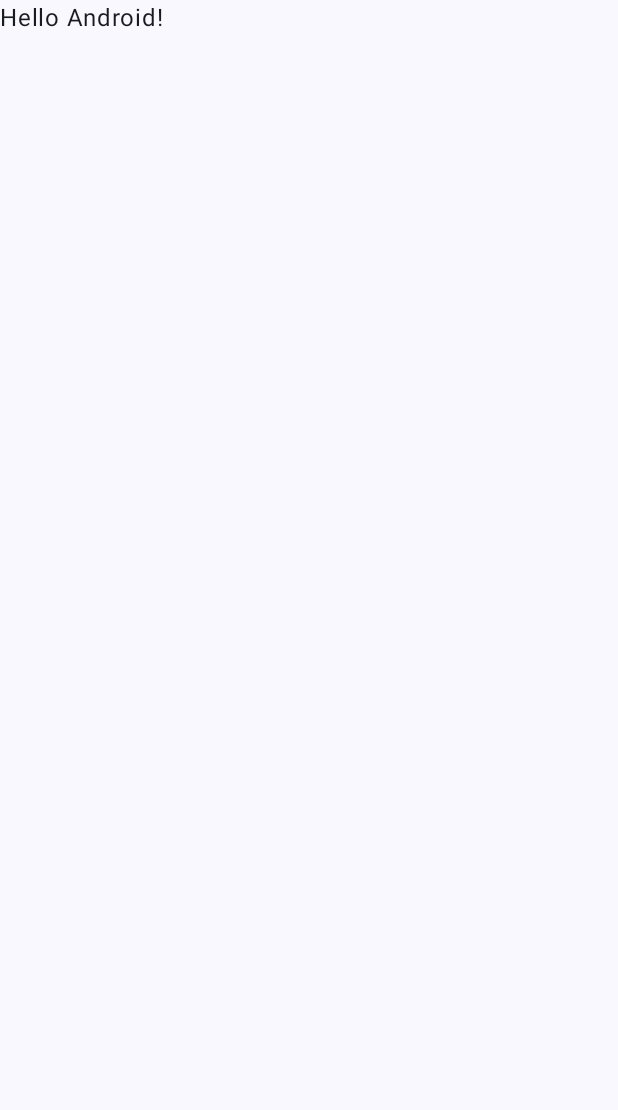
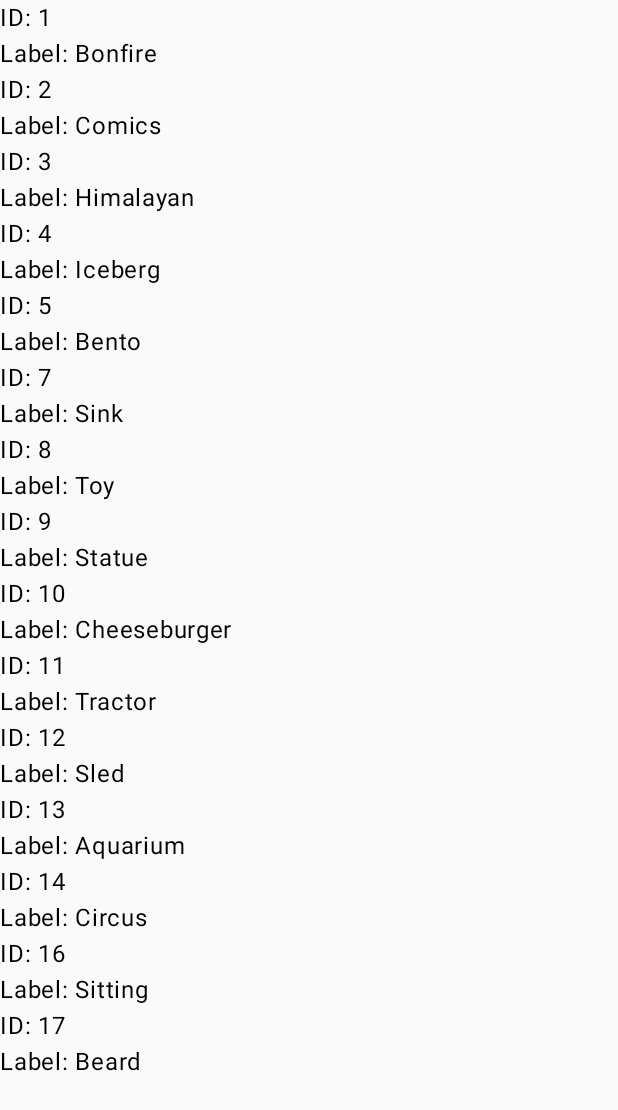
Before and after one commit to elkanybek/EcoCap, an Android app built with Jetpack Compose: the screen it shows after launch (MainActivity), on a phone screen of 412 x 824 dp. Before the commit the part shown is almost empty. Shown: the top 1110 px of the screen. Run offline under Robolectric (Android 15) with nearby library versions, the phone set to English and light mode, and no system bars; our stand-ins replace Room's generated code.

Commit message:
Added code to main to test db

```diff
--- a/EcoCap/app/build.gradle.kts
+++ b/EcoCap/app/build.gradle.kts
@@ -42,14 +42,12 @@ android {
 
 dependencies {
     //https://developer.android.com/training/data-storage/room
-
     implementation("androidx.room:room-runtime:2.5.0")
     kapt("androidx.room:room-compiler:2.5.0")
 
-    annotationProcessor("androidx.room:room-compiler:2.5.0")
     implementation("androidx.room:room-ktx:2.5.0")
 
-
+    implementation("androidx.lifecycle:lifecycle-runtime-ktx:2.5.0")
 
     implementation(libs.androidx.core.ktx)
     implementation(libs.androidx.lifecycle.runtime.ktx)
--- a/EcoCap/app/src/main/java/com/example/ecocap/Data/Database/EcoCapDatabase.kt
+++ b/EcoCap/app/src/main/java/com/example/ecocap/Data/Database/EcoCapDatabase.kt
@@ -9,6 +9,22 @@ import com.example.ecocap.Data.Dao.UserDao
 @Database(entities = [UserStore::class, PointStore::class, QuestStore::class], version = 1)
 abstract class AppDatabase : RoomDatabase() {
     abstract fun userDao(): UserDao
-    abstract fun postDao(): PointDao
-    abstract fun commentDao(): QuestDao
+    abstract fun pointDao(): PointDao
+    abstract fun questDao(): QuestDao
+
+    companion object {
+        @Volatile
+        private var INSTANCE: AppDatabase? = null
+
+        fun getInstance(context: Context): AppDatabase {
+            return INSTANCE ?: synchronized(this) {
+                INSTANCE ?: Room.databaseBuilder(
+                    context.applicationContext,
+                    AppDatabase::class.java,
+                    "app_database"
+                ).build().also { INSTANCE = it }
+            }
+        }
+    }
+
 }
--- a/EcoCap/app/src/main/java/com/example/ecocap/Data/Repository/PointStore.kt
+++ b/EcoCap/app/src/main/java/com/example/ecocap/Data/Repository/PointStore.kt
@@ -9,5 +9,5 @@ data class PointStore (
     val image: String,
     val streakMultiplier: Double,
     val scoreGained: Int,
-    val dateTime: Date,
+    val dateTime: Date
 )
--- /dev/null
+++ b/EcoCap/app/src/main/java/com/example/ecocap/Data/Repository/QuestRepository.kt
@@ -0,0 +1,11 @@
+import com.example.ecocap.Data.Dao.QuestDao
+
+class QuestRepository(private val questDao: QuestDao) {
+    suspend fun insertQuests(quests: List<QuestStore>) {
+        questDao.insertAll(quests)
+    }
+
+    suspend fun getAllQuests(): List<QuestStore> {
+        return questDao.getAllQuests()
+    }
+}
--- a/EcoCap/app/src/main/java/com/example/ecocap/Data/Repository/UserStore.kt
+++ b/EcoCap/app/src/main/java/com/example/ecocap/Data/Repository/UserStore.kt
@@ -5,5 +5,5 @@ import androidx.room.PrimaryKey
 data class UserStore (
     @PrimaryKey(autoGenerate = true) val id: Int = 0,
     val name: String,
-    val totalPoints: Int,
+    val totalPoints: Int
 )
--- a/EcoCap/app/src/main/java/com/example/ecocap/Data/TrainedData.kt
+++ b/EcoCap/app/src/main/java/com/example/ecocap/Data/TrainedData.kt
@@ -1 +1,444 @@
 package com.example.ecocap.Data
+
+import QuestStore
+
+
+//Asked ChatGPT to generate this based off of table
+val quests = listOf(
+    QuestStore(0, "Team"),
+    QuestStore(1, "Bonfire"),
+    QuestStore(2, "Comics"),
+    QuestStore(3, "Himalayan"),
+    QuestStore(4, "Iceberg"),
+    QuestStore(5, "Bento"),
+    QuestStore(7, "Sink"),
+    QuestStore(8, "Toy"),
+    QuestStore(9, "Statue"),
+    QuestStore(10, "Cheeseburger"),
+    QuestStore(11, "Tractor"),
+    QuestStore(12, "Sled"),
+    QuestStore(13, "Aquarium"),
+    QuestStore(14, "Circus"),
+    QuestStore(16, "Sitting"),
+    QuestStore(17, "Beard"),
+    QuestStore(18, "Bridge"),
+    QuestStore(19, "Tights"),
+    QuestStore(20, "Bird"),
+    QuestStore(21, "Rafting"),
+    QuestStore(22, "Park"),
+    QuestStore(24, "Factory"),
+    QuestStore(25, "Graduation"),
+    QuestStore(26, "Porcelain"),
+    QuestStore(27, "Twig"),
+    QuestStore(28, "Petal"),
+    QuestStore(29, "Cushion"),
+    QuestStore(30, "Sunglasses"),
+    QuestStore(31, "Infrastructure"),
+    QuestStore(32, "Ferris wheel"),
+    QuestStore(33, "Pomacentridae"),
+    QuestStore(34, "Wetsuit"),
+    QuestStore(35, "Shetland sheepdog"),
+    QuestStore(36, "Brig"),
+    QuestStore(37, "Watercolor paint"),
+    QuestStore(38, "Competition"),
+    QuestStore(39, "Cliff"),
+    QuestStore(40, "Badminton"),
+    QuestStore(41, "Safari"),
+    QuestStore(42, "Bicycle"),
+    QuestStore(43, "Stadium"),
+    QuestStore(45, "Boat"),
+    QuestStore(46, "Smile"),
+    QuestStore(47, "Surfboard"),
+    QuestStore(48, "Fast food"),
+    QuestStore(49, "Sunset"),
+    QuestStore(50, "Hot dog"),
+    QuestStore(51, "Shorts"),
+    QuestStore(52, "Bus"),
+    QuestStore(53, "Bullfighting"),
+    QuestStore(54, "Sky"),
+    QuestStore(55, "Gerbil"),
+    QuestStore(56, "Rock"),
+    QuestStore(57, "Interaction"),
+    QuestStore(58, "Dress"),
+    QuestStore(59, "Toe"),
+    QuestStore(61, "Bear"),
+    QuestStore(62, "Eating"),
+    QuestStore(63, "Tower"),
+    QuestStore(64, "Brick"),
+    QuestStore(65, "Junk"),
+    QuestStore(66, "Person"),
+    QuestStore(67, "Windsurfing"),
+    QuestStore(68, "Swimwear"),
+    QuestStore(69, "Roller"),
+    QuestStore(70, "Camping"),
+    QuestStore(71, "Playground"),
+    QuestStore(72, "Bathroom"),
+    QuestStore(73, "Laugh"),
+    QuestStore(74, "Balloon"),
+    QuestStore(75, "Concert"),
+    QuestStore(76, "Prom"),
+    QuestStore(77, "Construction"),
+    QuestStore(78, "Product"),
+    QuestStore(79, "Reef"),
+    QuestStore(80, "Picnic"),
+    QuestStore(81, "Wreath"),
+    QuestStore(82, "Wheelbarrow"),
+    QuestStore(83, "Boxer"),
+    QuestStore(84, "Necklace"),
+    QuestStore(85, "Bracelet"),
+    QuestStore(86, "Casino"),
+    QuestStore(87, "Windshield"),
+    QuestStore(88, "Stairs"),
+    QuestStore(89, "Computer"),
+    QuestStore(90, "Cookware and bakeware"),
+    QuestStore(91, "Monochrome"),
+    QuestStore(92, "Chair"),
+    QuestStore(93, "Poster"),
+    QuestStore(94, "Bar"),
+    QuestStore(95, "Shipwreck"),
+    QuestStore(96, "Pier"),
+    QuestStore(97, "Community"),
+    QuestStore(98, "Caving"),
+    QuestStore(99, "Cave"),
+    QuestStore(100, "Tie"),
+    QuestStore(101, "Cabinetry"),
+    QuestStore(102, "Underwater"),
+    QuestStore(103, "Clown"),
+    QuestStore(104, "Nightclub"),
+    QuestStore(105, "Cycling"),
+    QuestStore(106, "Comet"),
+    QuestStore(107, "Mortarboard"),
+    QuestStore(108, "Track"),
+    QuestStore(109, "Christmas"),
+    QuestStore(110, "Church"),
+    QuestStore(111, "Clock"),
+    QuestStore(112, "Dude"),
+    QuestStore(113, "Cattle"),
+    QuestStore(114, "Jungle"),
+    QuestStore(115, "Desk"),
+    QuestStore(116, "Curling"),
+    QuestStore(117, "Cuisine"),
+    QuestStore(118, "Cat"),
+    QuestStore(119, "Juice"),
+    QuestStore(120, "Couscous"),
+    QuestStore(121, "Screenshot"),
+    QuestStore(122, "Crew"),
+    QuestStore(123, "Skyline"),
+    QuestStore(125, "Stuffed toy"),
+    QuestStore(126, "Cookie"),
+    QuestStore(127, "Tile"),
+    QuestStore(128, "Hanukkah"),
+    QuestStore(129, "Crochet"),
+    QuestStore(130, "Skateboarder"),
+    QuestStore(131, "Clipper"),
+    QuestStore(132, "Nail"),
+    QuestStore(133, "Cola"),
+    QuestStore(134, "Cutlery"),
+    QuestStore(135, "Menu"),
+    QuestStore(137, "Sari"),
+    QuestStore(138, "Plush"),
+    QuestStore(139, "Pocket"),
+    QuestStore(140, "Neon"),
+    QuestStore(141, "Icicle"),
+    QuestStore(142, "Pasteles"),
+    QuestStore(143, "Chain"),
+    QuestStore(144, "Dance"),
+    QuestStore(145, "Dune"),
+    QuestStore(146, "Santa claus"),
+    QuestStore(147, "Thanksgiving"),
+    QuestStore(148, "Tuxedo"),
+    QuestStore(149, "Mouth"),
+    QuestStore(150, "Desert"),
+    QuestStore(151, "Dinosaur"),
+    QuestStore(152, "Mufti"),
+    QuestStore(153, "Fire"),
+    QuestStore(154, "Bedroom"),
+    QuestStore(155, "Goggles"),
+    QuestStore(156, "Dragon"),
+    QuestStore(157, "Couch"),
+    QuestStore(158, "Sledding"),
+    QuestStore(159, "Cap"),
+    QuestStore(160, "Whiteboard"),
+    QuestStore(161, "Hat"),
+    QuestStore(162, "Gelato"),
+    QuestStore(163, "Cavalier"),
+    QuestStore(164, "Beanie"),
+    QuestStore(165, "Jersey"),
+    QuestStore(166, "Scarf"),
+    QuestStore(167, "Vacation"),
+    QuestStore(168, "Pitch"),
+    QuestStore(169, "Blackboard"),
+    QuestStore(170, "Deejay"),
+    QuestStore(171, "Monument"),
+    QuestStore(172, "Bumper"),
+    QuestStore(173, "Longboard"),
+    QuestStore(174, "Waterfowl"),
+    QuestStore(175, "Flesh"),
+    QuestStore(176, "Net"),
+    QuestStore(177, "Icing"),
+    QuestStore(178, "Dalmatian"),
+    QuestStore(179, "Speedboat"),
+    QuestStore(180, "Trunk"),
+    QuestStore(181, "Coffee"),
+    QuestStore(182, "Soccer"),
+    QuestStore(183, "Ragdoll"),
+    QuestStore(184, "Food"),
+    QuestStore(185, "Standing"),
+    QuestStore(186, "Fiction"),
+    QuestStore(187, "Fruit"),
+    QuestStore(188, "Pho"),
+    QuestStore(189, "Sparkler"),
+    QuestStore(190, "Presentation"),
+    QuestStore(191, "Swing"),
+    QuestStore(192, "Cairn terrier"),
+    QuestStore(193, "Forest"),
+    QuestStore(194, "Flag"),
+    QuestStore(195, "Frigate"),
+    QuestStore(196, "Foot"),
+    QuestStore(197, "Jacket"),
+    QuestStore(199, "Pillow"),
+    QuestStore(201, "Bathing"),
+    QuestStore(202, "Glacier"),
+    QuestStore(203, "Gymnastics"),
+    QuestStore(204, "Ear"),
+    QuestStore(205, "Flora"),
+    QuestStore(206, "Shell"),
+    QuestStore(207, "Grandparent"),
+    QuestStore(208, "Ruins"),
+    QuestStore(209, "Eyelash"),
+    QuestStore(210, "Bunk bed"),
+    QuestStore(211, "Balance"),
+    QuestStore(212, "Backpacking"),
+    QuestStore(213, "Horse"),
+    QuestStore(214, "Ice cream"),
+    QuestStore(215, "Downtown"),
+    QuestStore(216, "Decor"),
+    QuestStore(217, "Doll"),
+    QuestStore(218, "Dunes"),
+    QuestStore(219, "Goat"),
+    QuestStore(220, "Antenna"),
+    QuestStore(221, "Cucumber"),
+    QuestStore(222, "Accordion"),
+    QuestStore(223, "Palm tree"),
+    QuestStore(224, "Guitar"),
+    QuestStore(225, "Fisherman"),
+    QuestStore(226, "Toy car"),
+    QuestStore(227, "Street performer"),
+    QuestStore(228, "Vacuum cleaner"),
+    QuestStore(229, "Shovel"),
+    QuestStore(230, "Hamper"),
+    QuestStore(231, "Santa"),
+    QuestStore(232, "Mirror"),
+    QuestStore(233, "Hostel"),
+    QuestStore(234, "Ice"),
+    QuestStore(235, "Concert hall"),
+    QuestStore(236, "Cannon"),
+    QuestStore(237, "Sculpture"),
+    QuestStore(238, "Mug"),
+    QuestStore(239, "Groom"),
+    QuestStore(240, "Cake"),
+    QuestStore(241, "Dance shoe"),
+    QuestStore(242, "Backflip"),
+    QuestStore(243, "Restaurant"),
+    QuestStore(244, "Mars"),
+    QuestStore(245, "Moon"),
+    QuestStore(246, "Model"),
+    QuestStore(247, "Mirror"),
+    QuestStore(248, "Tassel"),
+    QuestStore(249, "Mist"),
+    QuestStore(250, "Needlework"),
+    QuestStore(251, "Nutcracker"),
+    QuestStore(252, "Noble"),
+    QuestStore(253, "Butterfly"),
+    QuestStore(254, "Office"),
+    QuestStore(255, "Oyster"),
+    QuestStore(256, "Oyster mushroom"),
+    QuestStore(257, "Panda"),
+    QuestStore(258, "Pagoda"),
+    QuestStore(259, "Ball"),
+    QuestStore(260, "Pet"),
+    QuestStore(261, "Parade"),
+    QuestStore(262, "Panorama"),
+    QuestStore(263, "Polar bear"),
+    QuestStore(264, "Panama hat"),
+    QuestStore(265, "Bowler hat"),
+    QuestStore(266, "Pottery"),
+    QuestStore(267, "Festival"),
+    QuestStore(268, "Party"),
+    QuestStore(269, "Performance"),
+    QuestStore(270, "Parrot"),
+    QuestStore(271, "Paddleboarding"),
+    QuestStore(272, "Rhinoceros"),
+    QuestStore(273, "Reflection"),
+    QuestStore(274, "Plant"),
+    QuestStore(275, "Passenger"),
+    QuestStore(276, "Rowing"),
+    QuestStore(277, "Room"),
+    QuestStore(278, "Robe"),
+    QuestStore(279, "Ribbon"),
+    QuestStore(280, "Rickshaw"),
+    QuestStore(281, "Wheel"),
+    QuestStore(282, "Rural"),
+    QuestStore(283, "Road"),
+    QuestStore(284, "Riding"),
+    QuestStore(285, "Drum"),
+    QuestStore(286, "Reading"),
+    QuestStore(287, "Rope"),
+    QuestStore(288, "Bonnet"),
+    QuestStore(289, "Diver"),
+    QuestStore(290, "Ring"),
+    QuestStore(291, "Rain"),
+    QuestStore(292, "Rainbow"),
+    QuestStore(293, "Ribbon"),
+    QuestStore(294, "Resort"),
+    QuestStore(295, "Ribbon"),
+    QuestStore(296, "Reindeer"),
+    QuestStore(297, "Rug"),
+    QuestStore(298, "Running"),
+    QuestStore(299, "Rope"),
+    QuestStore(300, "Sea"),
+    QuestStore(301, "Seashore"),
+    QuestStore(302, "Swimming"),
+    QuestStore(303, "Sun"),
+    QuestStore(304, "Snow"),
+    QuestStore(305, "Screen"),
+    QuestStore(306, "Sleeping"),
+    QuestStore(307, "Scenery"),
+    QuestStore(308, "Scorpion"),
+    QuestStore(309, "Spotlight"),
+    QuestStore(310, "Statue"),
+    QuestStore(311, "Sand"),
+    QuestStore(312, "Shopping"),
+    QuestStore(313, "Swing"),
+    QuestStore(314, "Snowboarding"),
+    QuestStore(315, "Scissors"),
+    QuestStore(316, "Sky"),
+    QuestStore(317, "Sprinkles"),
+    QuestStore(318, "Seal"),
+    QuestStore(319, "Sheep"),
+    QuestStore(320, "Snowman"),
+    QuestStore(321, "Snowshoeing"),
+    QuestStore(322, "Ship"),
+    QuestStore(323, "Show"),
+    QuestStore(324, "Seal"),
+    QuestStore(325, "Sea"),
+    QuestStore(326, "Seagull"),
+    QuestStore(327, "Soup"),
+    QuestStore(328, "Story"),
+    QuestStore(329, "Starfish"),
+    QuestStore(330, "Structure"),
+    QuestStore(331, "Street"),
+    QuestStore(332, "Swans"),
+    QuestStore(333, "Swan"),
+    QuestStore(334, "Suit"),
+    QuestStore(335, "Swimming"),
+    QuestStore(336, "Sunset"),
+    QuestStore(337, "Surf"),
+    QuestStore(338, "Snow"),
+    QuestStore(339, "Sled"),
+    QuestStore(340, "Stove"),
+    QuestStore(341, "Soup"),
+    QuestStore(342, "Sun"),
+    QuestStore(343, "Sandwich"),
+    QuestStore(344, "Shells"),
+    QuestStore(345, "Staircase"),
+    QuestStore(346, "Shadows"),
+    QuestStore(347, "Sculpture"),
+    QuestStore(348, "Sunglasses"),
+    QuestStore(349, "Tropical"),
+    QuestStore(350, "Tent"),
+    QuestStore(351, "Theme"),
+    QuestStore(352, "Trail"),
+    QuestStore(353, "Tower"),
+    QuestStore(354, "Trees"),
+    QuestStore(355, "Truck"),
+    QuestStore(356, "Trolley"),
+    QuestStore(357, "Table"),
+    QuestStore(358, "Tabletop"),
+    QuestStore(359, "Tattoo"),
+    QuestStore(360, "Train"),
+    QuestStore(361, "Tracks"),
+    QuestStore(362, "Trail"),
+    QuestStore(363, "Travel"),
+    QuestStore(364, "Train"),
+    QuestStore(365, "Trip"),
+    QuestStore(366, "Trees"),
+    QuestStore(367, "Tree"),
+    QuestStore(368, "Tube"),
+    QuestStore(369, "Traffic"),
+    QuestStore(370, "Tunnel"),
+    QuestStore(371, "Twilight"),
+    QuestStore(372, "Urban"),
+    QuestStore(373, "Umbrella"),
+    QuestStore(374, "Underwater"),
+    QuestStore(375, "Vacation"),
+    QuestStore(376, "View"),
+    QuestStore(377, "Volcano"),
+    QuestStore(378, "Vase"),
+    QuestStore(379, "Violin"),
+    QuestStore(380, "Village"),
+    QuestStore(381, "Volcano"),
+    QuestStore(382, "Vine"),
+    QuestStore(383, "Wander"),
+    QuestStore(384, "Walkway"),
+    QuestStore(385, "Water"),
+    QuestStore(386, "Wedding"),
+    QuestStore(387, "Waving"),
+    QuestStore(388, "Whale"),
+    QuestStore(389, "White"),
+    QuestStore(390, "Wildlife"),
+    QuestStore(391, "Window"),
+    QuestStore(392, "Wreath"),
+    QuestStore(393, "Yacht"),
+    QuestStore(394, "Yarn"),
+    QuestStore(395, "Yoga"),
+    QuestStore(396, "Youth"),
+    QuestStore(397, "Zebra"),
+    QuestStore(398, "Zoo"),
+    QuestStore(399, "Zephyr"),
+    QuestStore(400, "Zodiac"),
+    QuestStore(401, "Shelf"),
+    QuestStore(402, "Bangs"),
+    QuestStore(403, "Lightning"),
+    QuestStore(404, "Van"),
+    QuestStore(405, "Sphynx"),
+    QuestStore(406, "Tire"),
+    QuestStore(407, "Denim"),
+    QuestStore(408, "Prairie"),
+    QuestStore(409, "Snorkeling"),
+    QuestStore(410, "Umbrella"),
+    QuestStore(411, "Asphalt"),
+    QuestStore(412, "Sailboat"),
+    QuestStore(413, "Basset hound"),
+    QuestStore(414, "Pattern"),
+    QuestStore(415, "Supper"),
+    QuestStore(416, "Veil"),
+    QuestStore(417, "Waterfall"),
+    QuestStore(419, "Lunch"),
+    QuestStore(420, "Odometer"),
+    QuestStore(421, "Baby"),
+    QuestStore(422, "Glasses"),
+    QuestStore(423, "Car"),
+    QuestStore(424, "Aircraft"),
+    QuestStore(425, "Hand"),
+    QuestStore(426, "Rodeo"),
+    QuestStore(427, "Canyon"),
+    QuestStore(428, "Meal"),
+    QuestStore(429, "Softball"),
+    QuestStore(430, "Alcohol"),
+    QuestStore(431, "Bride"),
+    QuestStore(432, "Swamp"),
+    QuestStore(433, "Pie"),
+    QuestStore(434, "Bag"),
+    QuestStore(435, "Joker"),
+    QuestStore(436, "Supervillain"),
+    QuestStore(437, "Army"),
+    QuestStore(438, "Canoe"),
+    QuestStore(439, "Selfie"),
+    QuestStore(440, "Rickshaw"),
+    QuestStore(441, "Barn"),
+    QuestStore(442, "Archery"),
+    QuestStore(443, "Aerospace engineering"),
+    QuestStore(445, "Storm"),
+    QuestStore(446, "Helmet")
+)
--- a/EcoCap/app/src/main/java/com/example/ecocap/MainActivity.kt
+++ b/EcoCap/app/src/main/java/com/example/ecocap/MainActivity.kt
@@ -1,17 +1,34 @@
 package com.example.ecocap
 
+import QuestRepository
+import QuestStore
+import android.app.Application
 import android.os.Bundle
 import androidx.activity.ComponentActivity
 import androidx.activity.compose.setContent
 import androidx.activity.enableEdgeToEdge
+import androidx.compose.foundation.layout.Column
 import androidx.compose.foundation.layout.fillMaxSize
 import androidx.compose.foundation.layout.padding
+import androidx.compose.foundation.lazy.LazyColumn
+import androidx.compose.foundation.lazy.items
 import androidx.compose.material3.Scaffold
 import androidx.compose.material3.Text
 import androidx.compose.runtime.Composable
+import androidx.compose.runtime.LaunchedEffect
+import androidx.compose.runtime.mutableStateOf
+import androidx.compose.runtime.remember
+import androidx.compose.runtime.rememberCoroutineScope
 import androidx.compose.ui.Modifier
+import androidx.compose.ui.platform.LocalContext
 import androidx.compose.ui.tooling.preview.Preview
+import androidx.lifecycle.AndroidViewModel
+import com.example.ecocap.Data.quests
 import com.example.ecocap.ui.theme.EcoCapTheme
+import kotlinx.coroutines.CoroutineScope
+import kotlinx.coroutines.Dispatchers
+import kotlinx.coroutines.launch
+import kotlinx.coroutines.withContext
 
 class MainActivity : ComponentActivity() {
     override fun onCreate(savedInstanceState: Bundle?) {
@@ -19,14 +36,46 @@ class MainActivity : ComponentActivity() {
         enableEdgeToEdge()
         setContent {
             EcoCapTheme {
-                Scaffold(modifier = Modifier.fillMaxSize()) { innerPadding ->
-                    Greeting(
-                        name = "Android",
-                        modifier = Modifier.padding(innerPadding)
-                    )
+                val db = AppDatabase.getInstance(applicationContext)
+                val questRepository = QuestRepository(db.questDao())
+
+                LaunchedEffect(Unit) {
+                    launch(Dispatchers.IO) {
+                        questRepository.insertQuests(quests)
+                    }
                 }
+                QuestListScreen(questRepository)
             }
         }
+    }
+}
+
+@Composable
+fun QuestListScreen(questRepository: QuestRepository) {
+    val questList = remember { mutableStateOf<List<QuestStore>>(emptyList()) }
+
+    // Fetch data asynchronously when Composable is first launched
+    LaunchedEffect(Unit) {
+
+        // Fetch data using a coroutine
+        questList.value = withContext(Dispatchers.IO) {
+            questRepository.getAllQuests()
+        }
+    }
+
+    // Display the list using LazyColumn
+    LazyColumn {
+        items(questList.value) { questStore ->
+            QuestItem(questStore)
+        }
+    }
+}
+
+@Composable
+fun QuestItem(questStore: QuestStore) {
+    Column {
+        Text(text = "ID: ${questStore.id}")
+        Text(text = "Label: ${questStore.name}")
     }
 }
 
```
Also changed, not shown: EcoCap/app/src/main/java/com/example/ecocap/Data/Repository/Repository.kt (deleted).
